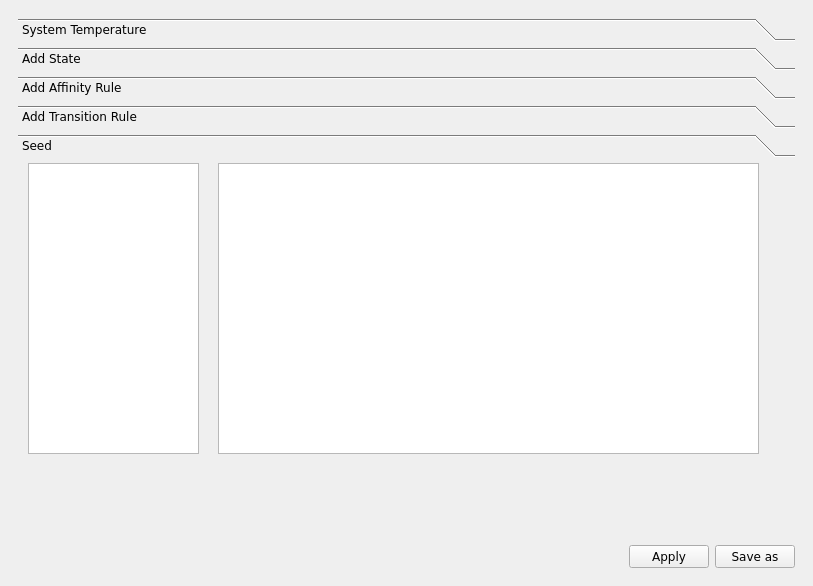
This is UI Files/EditorWindow.ui in asarg/AutoTile as Qt 5 draws it before an edit. The edited form follows.
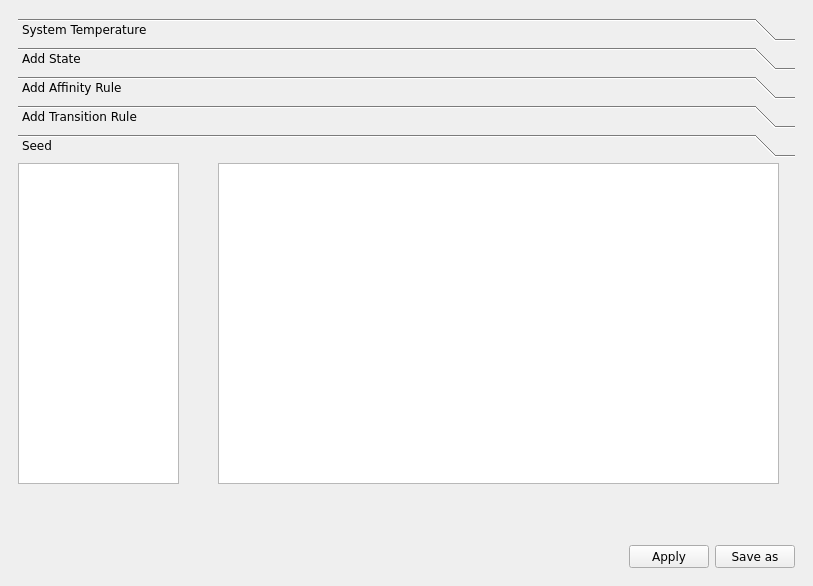
This is the edited form. The open tabs and pages were chosen to show the change.

Commit message: edit to UI files for consistancy. (changed table to graphics view in editor)

```diff
--- a/UI Files/EditorWindow.ui
+++ b/UI Files/EditorWindow.ui
@@ -404,23 +404,23 @@
           <attribute name="label">
            <string>Seed</string>
           </attribute>
-          <widget class="QTableWidget" name="tableWidget_4">
+          <widget class="QGraphicsView" name="graphicsView">
            <property name="geometry">
             <rect>
-             <x>10</x>
+             <x>200</x>
              <y>0</y>
-             <width>171</width>
-             <height>291</height>
+             <width>561</width>
+             <height>321</height>
             </rect>
            </property>
           </widget>
-          <widget class="QGraphicsView" name="graphicsView">
+          <widget class="QGraphicsView" name="tableGraphicsView">
            <property name="geometry">
             <rect>
-             <x>200</x>
+             <x>0</x>
              <y>0</y>
-             <width>541</width>
-             <height>291</height>
+             <width>161</width>
+             <height>321</height>
             </rect>
            </property>
           </widget>
```
The commit also changes 1 other file.
